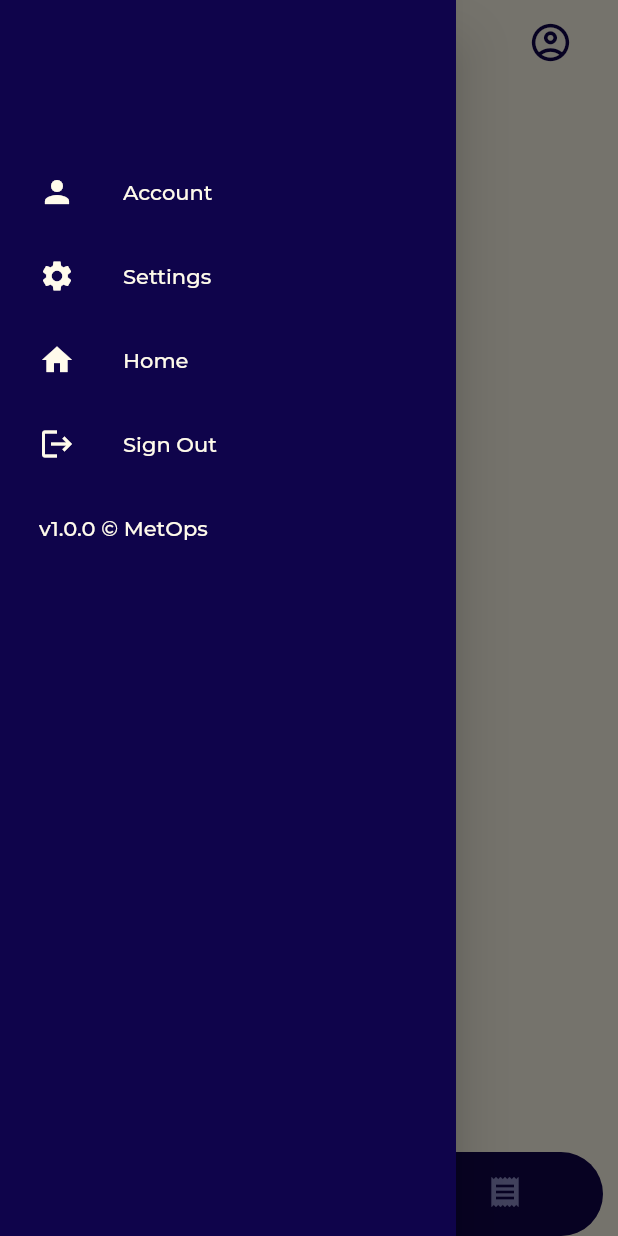
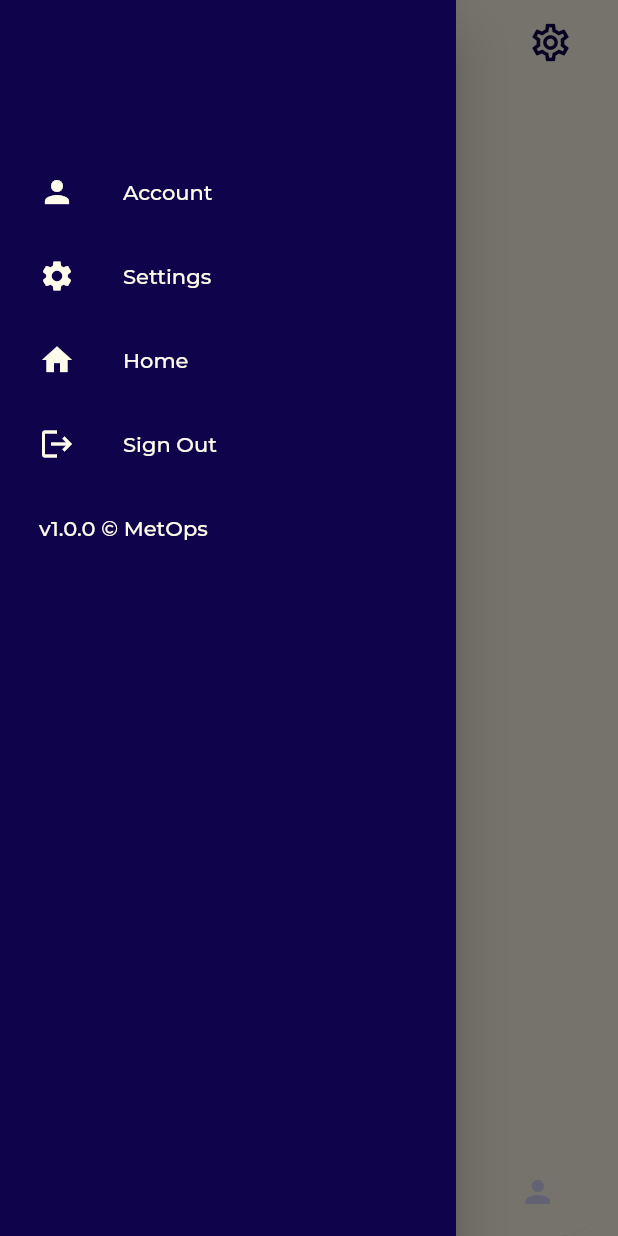
Before and after one commit to sn2606/MetOps-frontend, a Flutter app: the screen it shows after launch, item 3 of the bottom bar chosen, with the side drawer open, on a phone screen of 412 x 824 dp. Run offline on Flutter 3.47's test engine with Material 2 defaults, Android fonts, the phone set to English and light mode, and no system bars; project files that could hold a hidden picture were left out.

Commit message:
bottom bar and app bar layout changes

```diff
--- a/lib/screens/account.dart
+++ b/lib/screens/account.dart
@@ -0,0 +1,10 @@
+import 'package:flutter/material.dart';
+
+class Account extends StatelessWidget {
+  const Account({super.key});
+
+  @override
+  Widget build(BuildContext context) {
+    return Container();
+  }
+}
--- a/lib/screens/main_screen.dart
+++ b/lib/screens/main_screen.dart
@@ -3,6 +3,7 @@ import 'package:flutter/material.dart';
 import '../widgets/scaffold/app_bar.dart';
 import '../widgets/scaffold/bottom_bar.dart';
 import '../widgets/scaffold/drawer.dart';
+import './account.dart';
 import './dashboard.dart';
 import './query.dart';
 import './records.dart';
@@ -15,8 +16,8 @@ class ScaffoldCustom extends StatefulWidget {
 }
 
 class _ScaffoldCustomState extends State<ScaffoldCustom> {
-  List<Widget?> _screens = [Query(), Dashboard(), Records()];
-  var _screenIndex = 1;
+  List<Widget?> _screens = [Dashboard(), Query(), Records(), Account()];
+  var _screenIndex = 0;
 
   void _bindScreens(int index) {
     setState(() {
--- a/lib/screens/records.dart
+++ b/lib/screens/records.dart
@@ -1,4 +1,6 @@
 import 'package:flutter/material.dart';
+
+import '../widgets/title_text.dart';
 
 class Records extends StatefulWidget {
   const Records({super.key});
@@ -10,6 +12,12 @@ class Records extends StatefulWidget {
 class _RecordsState extends State<Records> {
   @override
   Widget build(BuildContext context) {
-    return Container();
+    return Container(
+      child: Column(
+        children: [
+          TitleText(title: 'Records'),
+        ],
+      ),
+    );
   }
 }
--- a/lib/widgets/scaffold/app_bar.dart
+++ b/lib/widgets/scaffold/app_bar.dart
@@ -35,7 +35,7 @@ class _AppBarCustomState extends State<AppBarCustom> {
               child: GestureDetector(
                 onTap: () {},
                 child: Icon(
-                  Icons.account_circle_outlined,
+                  Icons.settings_outlined,
                 ),
               )),
         ],
--- a/lib/widgets/scaffold/bottom_bar.dart
+++ b/lib/widgets/scaffold/bottom_bar.dart
@@ -47,16 +47,20 @@ class _BottomBarState extends State<BottomBar> {
           unselectedItemColor: accent,
           items: [
             BottomNavigationBarItem(
+              icon: Icon(Icons.dashboard),
+              label: 'Home',
+            ),
+            BottomNavigationBarItem(
               icon: Icon(Icons.search),
               label: 'Query',
             ),
             BottomNavigationBarItem(
-              icon: Icon(Icons.dashboard),
-              label: 'Home',
+              icon: Icon(Icons.receipt),
+              label: 'Records',
             ),
             BottomNavigationBarItem(
-              icon: Icon(Icons.receipt),
-              label: 'Records',
+              icon: Icon(Icons.person),
+              label: 'Account',
             ),
           ],
         ),
```
Also changed, not shown: lib/widgets/records/record_card.dart (added).
